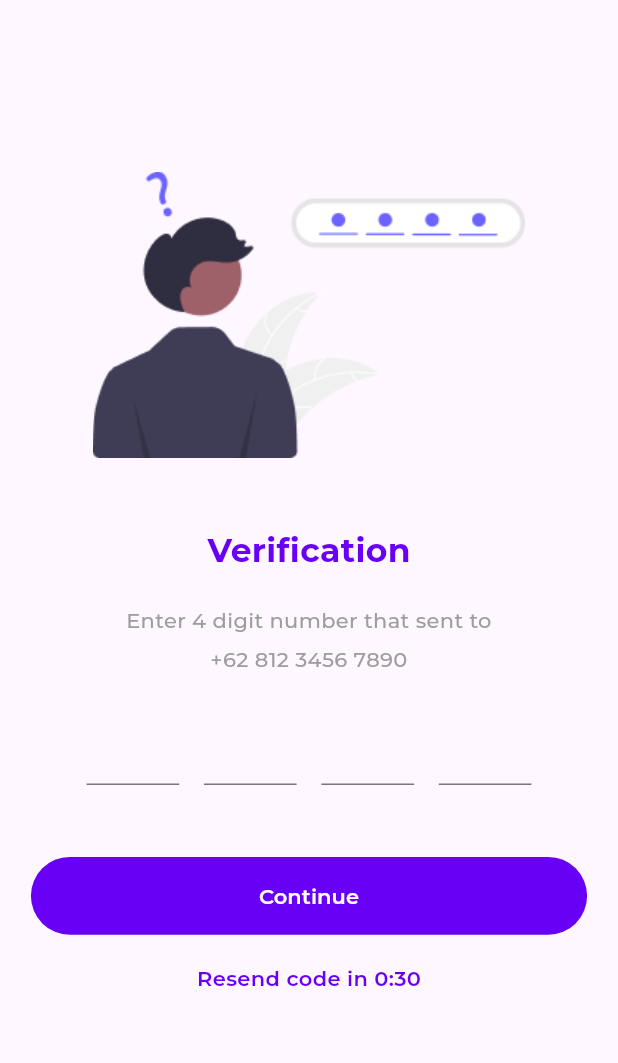
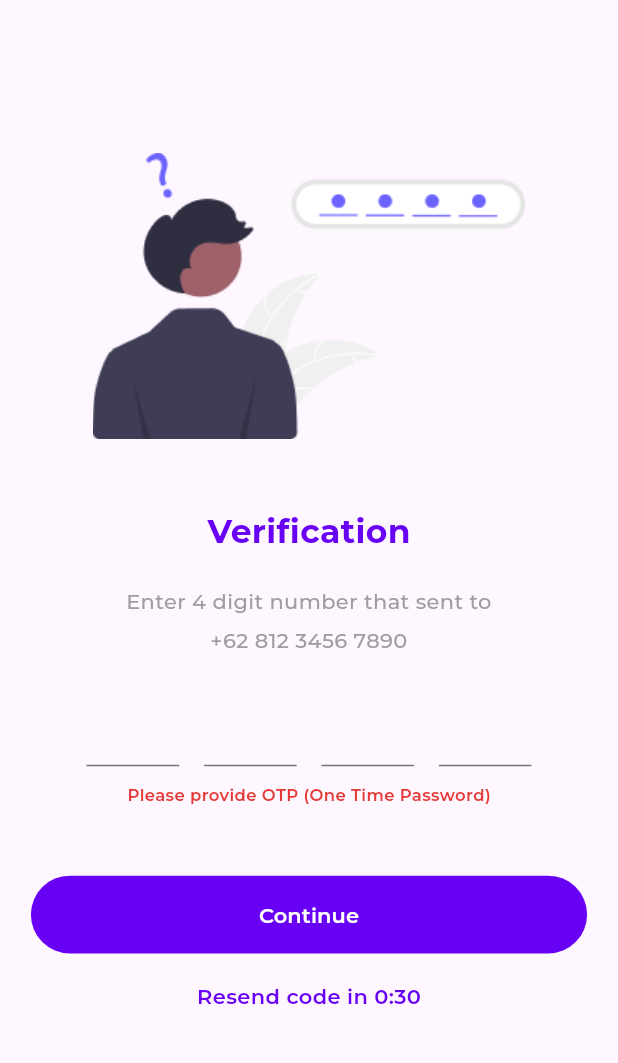
Before and after one commit to blesten/financial-planner, a Flutter app: the SecondStepRegistration screen opened directly, after a tap on "Continue", on a phone screen of 412 x 824 dp, the part 55-1118 px from its top. Run offline on Flutter 3.47's test engine with Material 3 defaults, Android fonts, the phone set to English and light mode, and no system bars; our stand-ins replace carousel_slider, flutter_screenutil, get, google_fonts.

```diff
--- a/lib/screens/register/second_step_registration.dart
+++ b/lib/screens/register/second_step_registration.dart
@@ -28,12 +28,21 @@ class _SecondStepRegistrationState extends State<SecondStepRegistration> {
   final _thirdDigitFocusNode = FocusNode();
   final _fourthDigitFocusNode = FocusNode();
 
+  bool _error = false;
+
   @override
   void initState() {
     super.initState();
     _firstDigitController.addListener(_onTextChanged);
     _secondDigitController.addListener(_onTextChanged);
     _thirdDigitController.addListener(_onTextChanged);
+
+    if (_registerStepController.otp != 0) {
+      _firstDigitController.text = _registerStepController.otp.toString()[0];
+      _secondDigitController.text = _registerStepController.otp.toString()[1];
+      _thirdDigitController.text = _registerStepController.otp.toString()[2];
+      _fourthDigitController.text = _registerStepController.otp.toString()[3];
+    }
   }
 
   @override
@@ -147,6 +156,8 @@ class _SecondStepRegistrationState extends State<SecondStepRegistration> {
                         textAlign: TextAlign.center,
                       ),
                       SizedBox(height: 28.h),
+                      Column(
+                        children: [
                           Row(
                             mainAxisAlignment: MainAxisAlignment.center,
                             children: [
@@ -275,6 +286,21 @@ class _SecondStepRegistrationState extends State<SecondStepRegistration> {
                               ),
                             ],
                           ),
+                          Visibility(
+                            visible: _error,
+                            child: SizedBox(height: 12.h),
+                          ),
+                          Visibility(
+                            visible: _error,
+                            child: ReusableText(
+                              text: "Please provide OTP (One Time Password)",
+                              fontSize: 11.sp,
+                              color: Colors.red.shade600,
+                              fontWeight: FontWeight.w600,
+                            ),
+                          ),
+                        ],
+                      ),
                       SizedBox(height: 48.h),
                       SizedBox(
                         width: width * 0.9,
@@ -285,6 +311,16 @@ class _SecondStepRegistrationState extends State<SecondStepRegistration> {
                             side: BorderSide.none,
                           ),
                           onPressed: () {
+                            if (_firstDigitController.text.isEmpty ||
+                                _secondDigitController.text.isEmpty ||
+                                _thirdDigitController.text.isEmpty ||
+                                _fourthDigitController.text.isEmpty) {
+                              setState(() {
+                                _error = true;
+                              });
+                              return;
+                            }
+
                             _registerStepController.otp = int.parse([
                               _firstDigitController.text,
                               _secondDigitController.text,
```
Also changed, not shown: lib/screens/register/first_step_registration.dart (+35 -0 lines), lib/screens/register/third_step_registration.dart (+36 -0 lines). Lines whose indentation alone changed are shown as unchanged.
